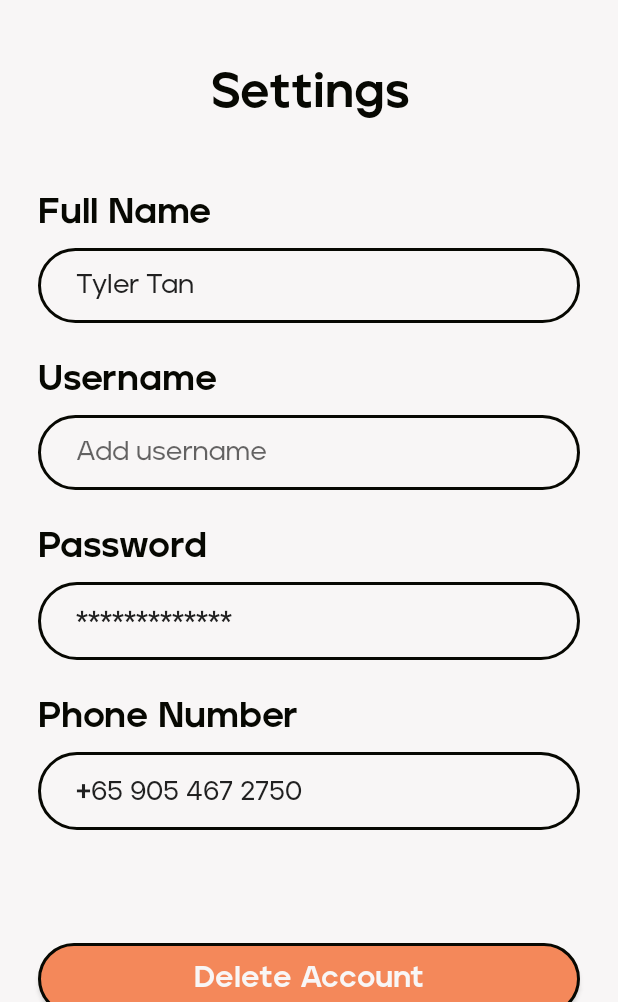
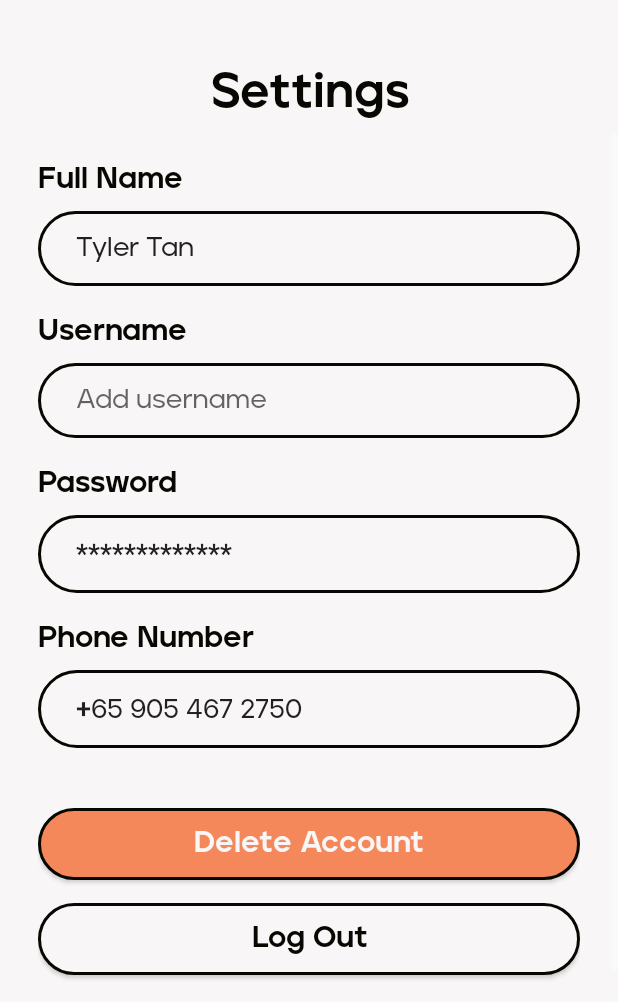
Before and after one commit to LanzL20/MOBDEVE_Tara_Na_Application, an Android app built with Jetpack Compose: the ProfileSettingActivity screen opened directly, with no data from a screen before it, on a phone screen of 412 x 824 dp, the part 234-1236 px from its top. Run offline under Robolectric (Android 15) with nearby library versions, the phone set to English and light mode, and no system bars.

Commit message:
added scroll views

```diff
--- a/app/src/main/res/layout/activity_boarding_login.xml
+++ b/app/src/main/res/layout/activity_boarding_login.xml
@@ -57,7 +57,7 @@
         android:layout_width="match_parent"
         android:layout_height="wrap_content"
         android:layout_marginLeft="25dp"
-        android:layout_marginTop="20dp"
+        android:layout_marginTop="15dp"
         android:layout_marginRight="25dp"
         android:theme="@style/Theme.MaterialComponents.DayNight.NoActionBar.Bridge"
         app:passwordToggleEnabled="true">
--- a/app/src/main/res/layout/activity_boarding_signup.xml
+++ b/app/src/main/res/layout/activity_boarding_signup.xml
@@ -66,7 +66,7 @@
             android:layout_width="match_parent"
             android:layout_height="wrap_content"
             android:layout_marginLeft="25dp"
-            android:layout_marginTop="5dp"
+            android:layout_marginTop="10dp"
             android:layout_marginRight="25dp"
             android:theme="@style/Theme.MaterialComponents.DayNight.NoActionBar.Bridge">
 
@@ -88,7 +88,7 @@
             android:layout_width="match_parent"
             android:layout_height="wrap_content"
             android:layout_marginLeft="25dp"
-            android:layout_marginTop="5dp"
+            android:layout_marginTop="10dp"
             android:layout_marginRight="25dp"
             android:theme="@style/Theme.MaterialComponents.DayNight.NoActionBar.Bridge"
             app:passwordToggleEnabled="true">
--- a/app/src/main/res/layout/activity_lakwatsa_create.xml
+++ b/app/src/main/res/layout/activity_lakwatsa_create.xml
@@ -113,6 +113,7 @@
             android:id="@+id/activity_lakwatsa_create_etl_friends"
             android:layout_width="match_parent"
             android:layout_height="wrap_content"
+            android:layout_marginTop="15dp"
             android:layout_marginLeft="25dp"
             android:layout_marginRight="25dp"
             android:theme="@style/Theme.MaterialComponents.DayNight.NoActionBar.Bridge">
@@ -136,6 +137,7 @@
             android:id="@+id/activity_lakwatsa_create_etl_datetime"
             android:layout_width="match_parent"
             android:layout_height="wrap_content"
+            android:layout_marginTop="15dp"
             android:layout_marginLeft="25dp"
             android:layout_marginRight="25dp"
             android:theme="@style/Theme.MaterialComponents.DayNight.NoActionBar.Bridge">
@@ -160,6 +162,7 @@
             android:id="@+id/activity_datetime_etl_location"
             android:layout_width="match_parent"
             android:layout_height="wrap_content"
+            android:layout_marginTop="15dp"
             android:layout_marginLeft="25dp"
             android:layout_marginRight="25dp"
             android:theme="@style/Theme.MaterialComponents.DayNight.NoActionBar.Bridge">
@@ -185,7 +188,7 @@
             android:layout_height="wrap_content"
             android:layout_gravity="center"
             android:layout_marginLeft="25dp"
-            android:layout_marginTop="75dp"
+            android:layout_marginTop="50dp"
             android:layout_marginRight="25dp"
             android:layout_marginBottom="25dp"
             android:background="@drawable/btn_round_orange_30"
--- a/app/src/main/res/layout/activity_profile_settings.xml
+++ b/app/src/main/res/layout/activity_profile_settings.xml
@@ -43,10 +43,10 @@
             android:id="@+id/activity_profile_settings_iv_logo"
             android:layout_width="40dp"
             android:layout_height="40dp"
+            android:src="@drawable/logo_chat"
             app:layout_constraintBottom_toBottomOf="parent"
             app:layout_constraintStart_toStartOf="parent"
-            app:layout_constraintTop_toTopOf="parent"
-            android:src="@drawable/logo_chat" />
+            app:layout_constraintTop_toTopOf="parent" />
 
         <TextView
             android:id="@+id/activity_profile_settings_tv_app_name"
@@ -76,9 +76,9 @@
             android:id="@+id/activity_profile_settings_tv"
             android:layout_width="match_parent"
             android:layout_height="wrap_content"
-            android:layout_marginBottom="50dp"
             android:layout_marginLeft="25dp"
             android:layout_marginRight="25dp"
+            android:layout_marginBottom="10dp"
             android:fontFamily="@font/jeko_demo_extrabold"
             android:text="Settings"
             android:textAlignment="center"
@@ -86,24 +86,37 @@
             android:textColor="#070802"
             android:textSize="32sp" />
 
+    </LinearLayout>
+
+    <ScrollView
+        android:layout_width="match_parent"
+        android:layout_height="0dp"
+        app:layout_constraintTop_toBottomOf="@id/activity_profile_settings_ll"
+        app:layout_constraintBottom_toBottomOf="parent"
+        android:fillViewport="true">
+
+        <LinearLayout
+            android:layout_width="match_parent"
+            android:layout_height="wrap_content"
+            android:layout_marginRight="25dp"
+            android:layout_marginLeft="25dp"
+            android:orientation="vertical" >
+
             <TextView
                 android:id="@+id/activity_profile_settings_name_tv"
                 android:layout_width="match_parent"
                 android:layout_height="wrap_content"
-            android:layout_marginLeft="25dp"
-            android:layout_marginRight="25dp"
+                android:layout_marginTop="20dp"
                 android:fontFamily="@font/jeko_demo_extrabold"
                 android:text="Full Name"
                 android:textAllCaps="false"
                 android:textColor="#070802"
-            android:textSize="24sp" />
+                android:textSize="20sp" />
 
             <com.google.android.material.textfield.TextInputLayout
                 android:id="@+id/activity_profile_settings_etl_name"
                 android:layout_width="match_parent"
                 android:layout_height="wrap_content"
-            android:layout_marginLeft="25dp"
-            android:layout_marginRight="25dp"
                 android:theme="@style/Theme.MaterialComponents.DayNight.NoActionBar.Bridge">
 
                 <com.google.android.material.textfield.TextInputEditText
@@ -123,21 +136,17 @@
                 android:id="@+id/activity_profile_settings_username_tv"
                 android:layout_width="match_parent"
                 android:layout_height="wrap_content"
-            android:layout_marginLeft="25dp"
-            android:layout_marginTop="25dp"
-            android:layout_marginRight="25dp"
+                android:layout_marginTop="20dp"
                 android:fontFamily="@font/jeko_demo_extrabold"
                 android:text="Username"
                 android:textAllCaps="false"
                 android:textColor="#070802"
-            android:textSize="24sp" />
+                android:textSize="20sp" />
 
             <com.google.android.material.textfield.TextInputLayout
                 android:id="@+id/activity_profile_settings_etl_username"
                 android:layout_width="match_parent"
                 android:layout_height="wrap_content"
-            android:layout_marginLeft="25dp"
-            android:layout_marginRight="25dp"
                 android:theme="@style/Theme.MaterialComponents.DayNight.NoActionBar.Bridge">
 
                 <com.google.android.material.textfield.TextInputEditText
@@ -157,21 +166,17 @@
                 android:id="@+id/activity_profile_settings_password_tv"
                 android:layout_width="match_parent"
                 android:layout_height="wrap_content"
-            android:layout_marginLeft="25dp"
-            android:layout_marginTop="25dp"
-            android:layout_marginRight="25dp"
+                android:layout_marginTop="20dp"
                 android:fontFamily="@font/jeko_demo_extrabold"
                 android:text="Password"
                 android:textAllCaps="false"
                 android:textColor="#070802"
-            android:textSize="24sp" />
+                android:textSize="20sp" />
 
             <com.google.android.material.textfield.TextInputLayout
                 android:id="@+id/activity_profile_settings_etl_password"
                 android:layout_width="match_parent"
                 android:layout_height="wrap_content"
-            android:layout_marginLeft="25dp"
-            android:layout_marginRight="25dp"
                 android:theme="@style/Theme.MaterialComponents.DayNight.NoActionBar.Bridge">
 
                 <com.google.android.material.textfield.TextInputEditText
@@ -191,21 +196,17 @@
                 android:id="@+id/activity_profile_settings_phone_tv"
                 android:layout_width="match_parent"
                 android:layout_height="wrap_content"
-            android:layout_marginLeft="25dp"
-            android:layout_marginTop="25dp"
-            android:layout_marginRight="25dp"
+                android:layout_marginTop="20dp"
                 android:fontFamily="@font/jeko_demo_extrabold"
                 android:text="Phone Number"
                 android:textAllCaps="false"
                 android:textColor="#070802"
-            android:textSize="24sp" />
+                android:textSize="20sp" />
 
             <com.google.android.material.textfield.TextInputLayout
                 android:id="@+id/activity_profile_settings_etl_phone"
                 android:layout_width="match_parent"
                 android:layout_height="wrap_content"
-            android:layout_marginLeft="25dp"
-            android:layout_marginRight="25dp"
                 android:theme="@style/Theme.MaterialComponents.DayNight.NoActionBar.Bridge">
 
                 <com.google.android.material.textfield.TextInputEditText
@@ -222,13 +223,11 @@
             </com.google.android.material.textfield.TextInputLayout>
 
             <Button
-            android:id="@+id/activity_profile_settings_delete_btn"
+                android:id="@+id/delete_btn"
                 android:layout_width="match_parent"
                 android:layout_height="wrap_content"
                 android:layout_gravity="center"
-            android:layout_marginLeft="25dp"
-            android:layout_marginTop="75dp"
-            android:layout_marginRight="25dp"
+                android:layout_marginTop="40dp"
                 android:background="@drawable/btn_round_orange_30"
                 android:fontFamily="@font/jeko_demo_extrabold"
                 android:text="Delete Account"
@@ -237,14 +236,12 @@
                 android:textSize="20sp" />
 
             <Button
-            android:id="@+id/activity_profile_settings_add_btn"
+                android:id="@+id/log_out_btn"
                 android:layout_width="match_parent"
                 android:layout_height="wrap_content"
                 android:layout_gravity="center"
-            android:layout_marginLeft="25dp"
                 android:layout_marginTop="15dp"
-            android:layout_marginRight="25dp"
-            android:layout_marginBottom="15dp"
+                android:layout_marginBottom="40dp"
                 android:background="@drawable/btn_round_white_80"
                 android:fontFamily="@font/jeko_demo_extrabold"
                 android:text="Log Out"
@@ -253,5 +250,6 @@
                 android:textSize="20sp" />
 
         </LinearLayout>
+    </ScrollView>
 
 </androidx.constraintlayout.widget.ConstraintLayout>
```
Also changed, not shown: app/src/main/res/layout/activity_friends_view.xml (+29 -8 lines), app/src/main/res/layout/activity_profile_user.xml (+24 -11 lines). Lines whose indentation alone changed are shown as unchanged.
